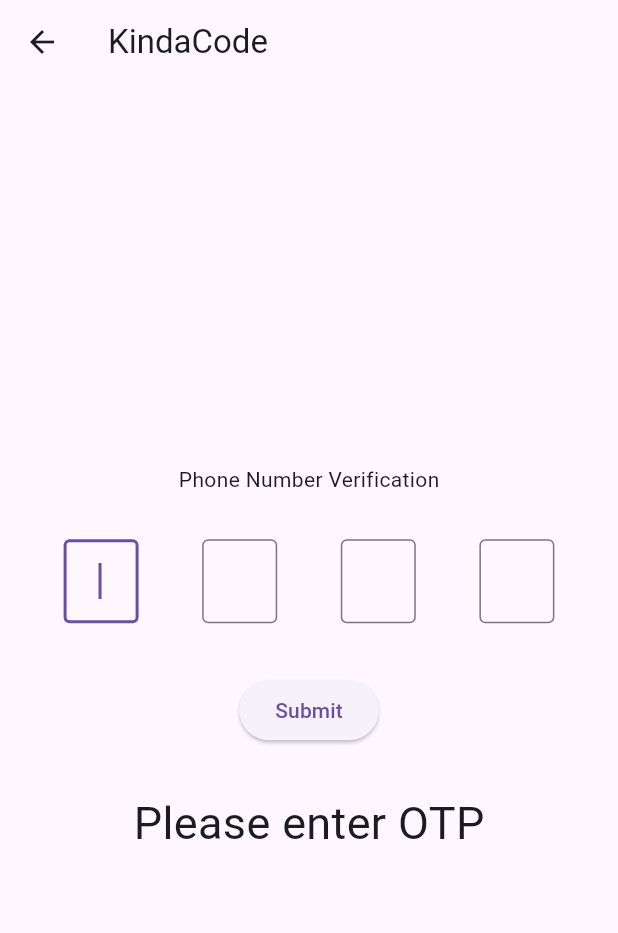
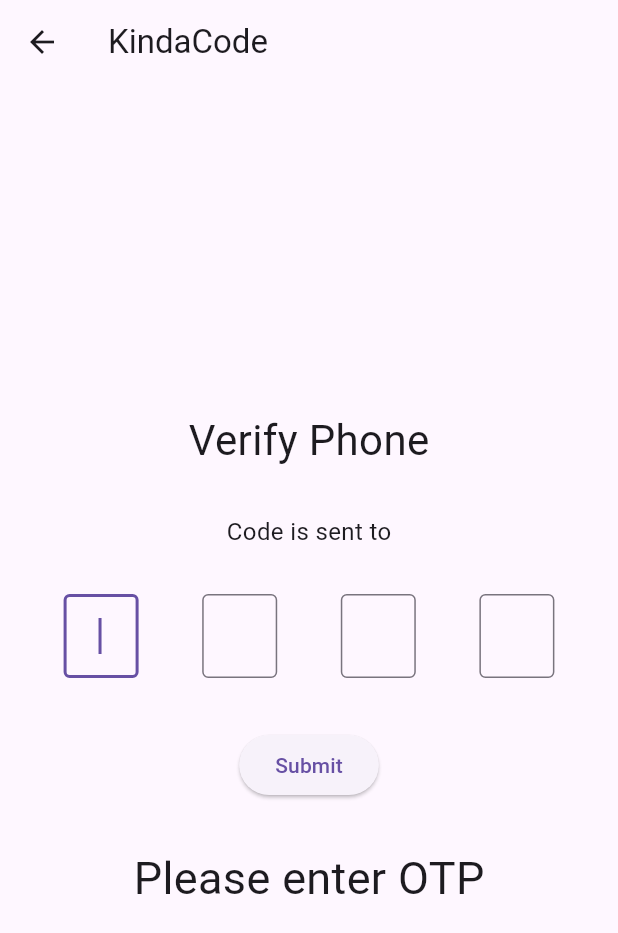
Before and after one commit to Adnan-saky/Bringin, a Flutter app: the OTPSent screen opened by its route, on a phone screen of 412 x 824 dp. Shown: the top 933 px of the screen. Run offline on Flutter 3.47's test engine with Material 2 defaults, Android fonts, the phone set to English and light mode, and no system bars; our stand-ins replace get, intl_phone_field, loading_animation_widget; project files that could hold a hidden picture were left out.

Commit message:
Update OTPSent.dart

```diff
--- a/lib/Views/screens/OTPSent.dart
+++ b/lib/Views/screens/OTPSent.dart
@@ -37,7 +37,11 @@ class _OTPSentState extends State<OTPSent> {
       body: Column(
         mainAxisAlignment: MainAxisAlignment.center,
         children: [
-          const Text('Phone Number Verification'),
+          const Text('Verify Phone',style: TextStyle(fontSize: 28),),
+          const SizedBox(
+            height: 30,
+          ),
+          const Text('Code is sent to',style: TextStyle(fontSize: 16),),
           const SizedBox(
             height: 30,
           ),
```
